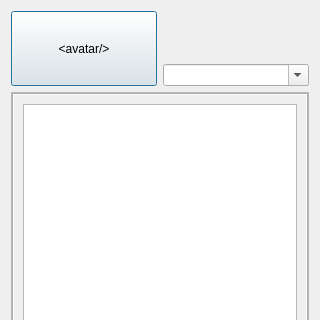
GekkoFyre/small-world-deluxe, file src/ui/xmpp/gkxmpprosterdialog.ui: the form before one commit; both pictures show x 0 to 320 and y 0 to 320 of the 320 by 640 pixel window.
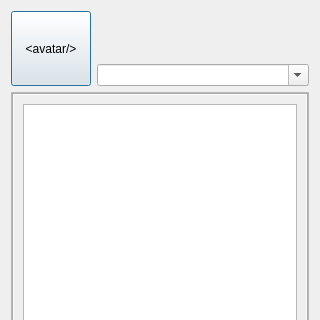
The form after the commit.

Patch:
```diff
--- a/src/ui/xmpp/gkxmpprosterdialog.ui
+++ b/src/ui/xmpp/gkxmpprosterdialog.ui
@@ -107,10 +107,56 @@
           </spacer>
          </item>
          <item>
-          <widget class="QLabel" name="label_self_nickname">
-           <property name="text">
-            <string>&lt;nickname/&gt;</string>
-           </property>
+          <widget class="QStackedWidget" name="stackedWidget_self_nickname">
+           <widget class="QWidget" name="page_self_nickname_label">
+            <layout class="QHBoxLayout" name="horizontalLayout_4">
+             <property name="leftMargin">
+              <number>0</number>
+             </property>
+             <property name="topMargin">
+              <number>0</number>
+             </property>
+             <property name="rightMargin">
+              <number>0</number>
+             </property>
+             <property name="bottomMargin">
+              <number>0</number>
+             </property>
+             <item>
+              <widget class="QLabel" name="label_self_nickname">
+               <property name="toolTip">
+                <string>Double-click to change your nickname.</string>
+               </property>
+               <property name="text">
+                <string>&lt;nickname/&gt;</string>
+               </property>
+              </widget>
+             </item>
+            </layout>
+           </widget>
+           <widget class="QWidget" name="page_self_nickname_editable">
+            <layout class="QHBoxLayout" name="horizontalLayout_5">
+             <property name="leftMargin">
+              <number>0</number>
+             </property>
+             <property name="topMargin">
+              <number>0</number>
+             </property>
+             <property name="rightMargin">
+              <number>0</number>
+             </property>
+             <property name="bottomMargin">
+              <number>0</number>
+             </property>
+             <item>
+              <widget class="QLineEdit" name="lineEdit_self_nickname">
+               <property name="toolTip">
+                <string>Enter your new nickname and submit to update!</string>
+               </property>
+              </widget>
+             </item>
+            </layout>
+           </widget>
           </widget>
          </item>
          <item>
```
Left out of the diff: 3 changed lines with no effect on the pictures.
